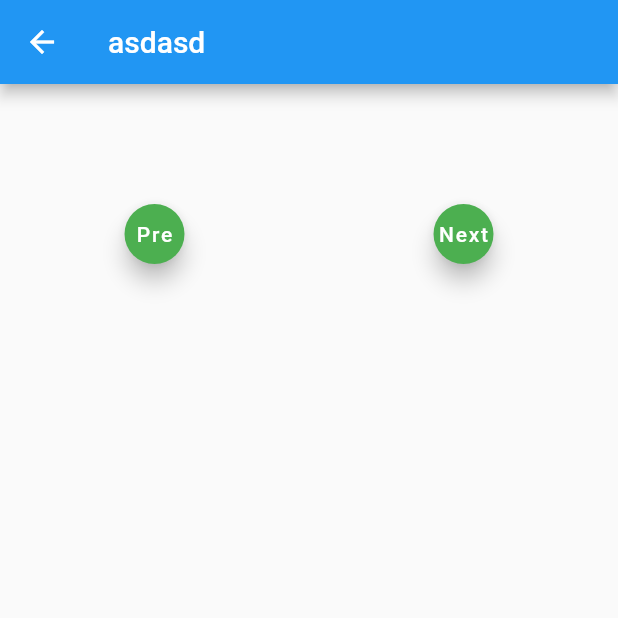
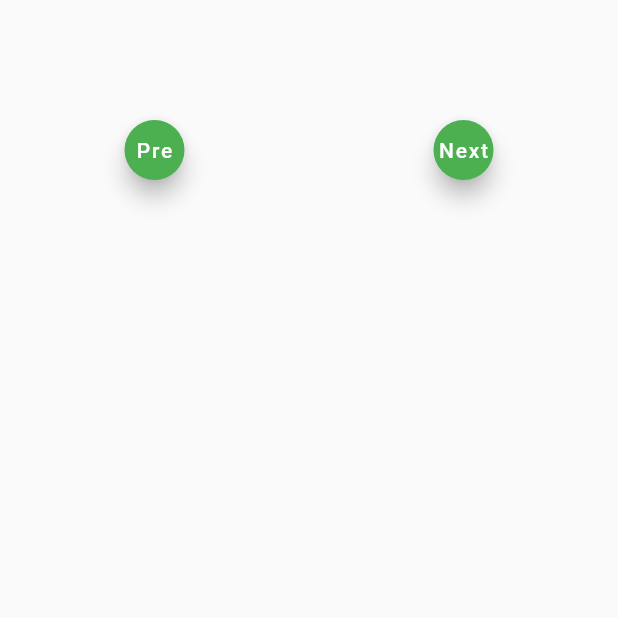
Before and after one commit to sagrgpt/flutter-examples, a Flutter app: the ScrollPositionedListWidget screen opened directly, on a phone screen of 412 x 824 dp, the top half of it. Run offline on Flutter 3.47's test engine with Material 2 defaults, Android fonts, the phone set to English and light mode, and no system bars; drawn by our look-alikes of scrollable_positioned_list; network calls fail.

Commit message:
Refactor: Removing app bar from dynamic screen.

```diff
--- a/lib/scroll_positioned_list/scroll_positioned_list_widget.dart
+++ b/lib/scroll_positioned_list/scroll_positioned_list_widget.dart
@@ -48,9 +48,6 @@ class _ScrollPositionedListWidgetState
   @override
   Widget build(BuildContext context) {
     return Scaffold(
-      appBar: AppBar(
-        title: Text("asdasd "),
-      ),
       body: Center(
         child: Column(
           mainAxisAlignment: MainAxisAlignment.start,
```
